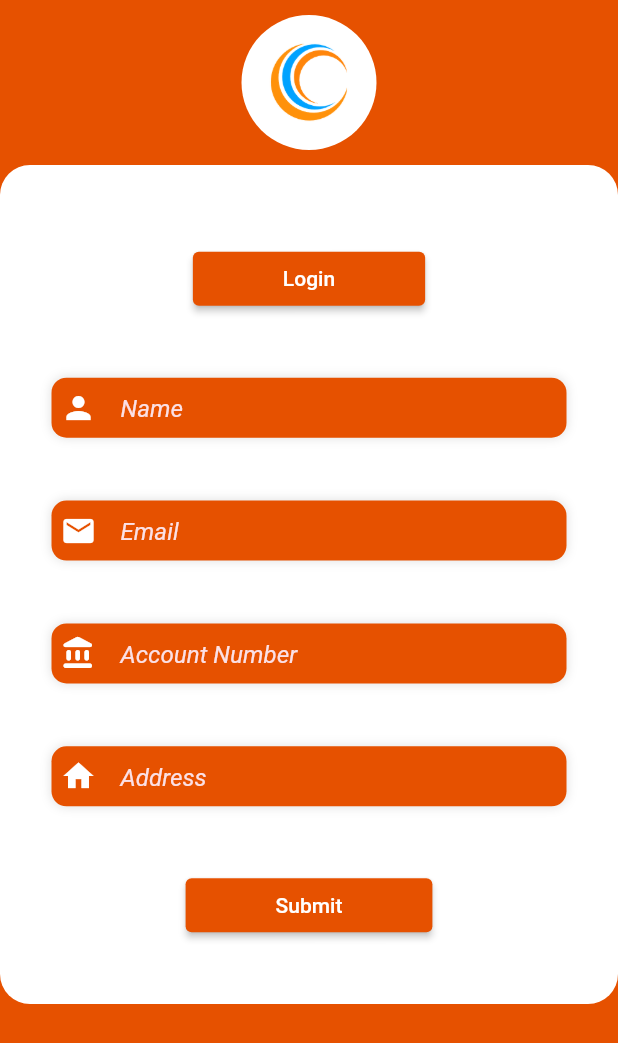
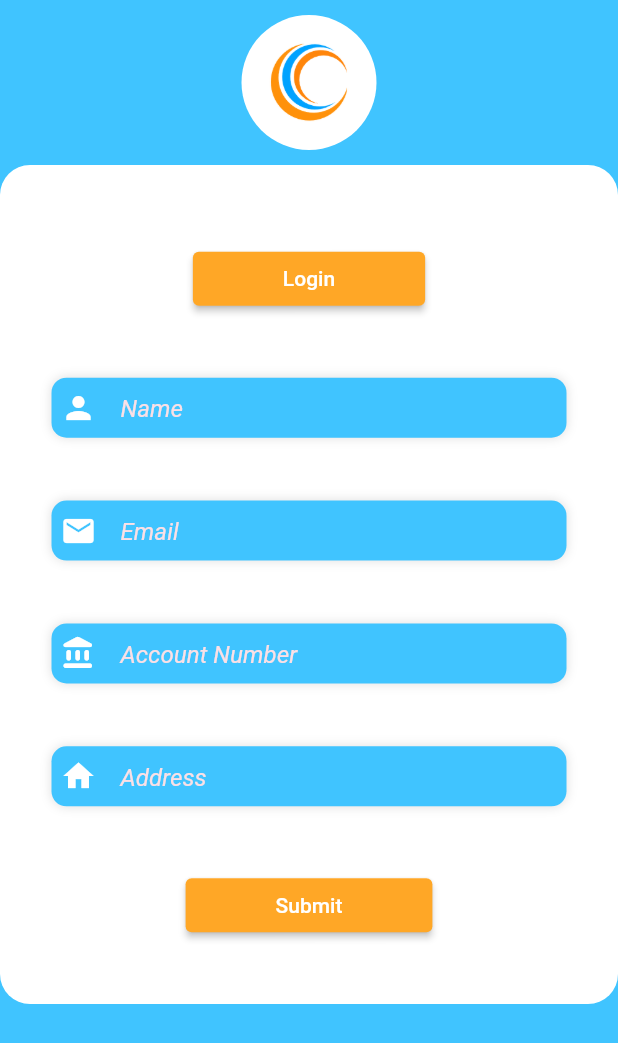
Before and after one commit to abymathewtkv/billPaymentApp, a Flutter app: the MyHomePage screen opened directly, after a tap on "Login", on a phone screen of 412 x 824 dp. Shown: the top 1043 px of the screen. Run offline on Flutter 3.47's test engine with Material 2 defaults, Android fonts, the phone set to English and light mode, and no system bars.

Commit message:
color has bee changed

```diff
--- a/lib/LoginPage/input_field.dart
+++ b/lib/LoginPage/input_field.dart
@@ -4,6 +4,7 @@ import 'package:flutter/material.dart';
 class InputField extends StatefulWidget {
   Icon fieldIcon;
   String hintText;
+
 
   InputField(this.fieldIcon, this.hintText, {Key? key}) : super(key: key);
 
@@ -12,17 +13,18 @@ class InputField extends StatefulWidget {
 }
 
 class _InputFieldState extends State<InputField> {
-  final _text = TextEditingController();
-  final bool _validate = false;
+
+
 
   @override
   Widget build(BuildContext context) {
+
     return SizedBox(
       width: 250,
       child: Material(
         elevation: 5.0,
-        borderRadius: const BorderRadius.all(Radius.circular(10.0)),
-        color: const Color(0xFFE65100),
+        borderRadius: const BorderRadius.all(Radius.circular(10.0),),
+        color: const Color(0xFFFFA726),
         child: Row(
           mainAxisAlignment: MainAxisAlignment.spaceBetween,
           children: <Widget>[
@@ -35,7 +37,7 @@ class _InputFieldState extends State<InputField> {
                 color: Colors.white,
                 borderRadius: BorderRadius.only(
                     topRight: Radius.circular(10.0),
-                    bottomRight: Radius.circular(10.0)),
+                    bottomRight: Radius.circular(10.0),),
               ),
               width: 200,
               height: 60,
@@ -43,11 +45,14 @@ class _InputFieldState extends State<InputField> {
                 padding: const EdgeInsets.all(8.0),
                 child: Form(
                   child: TextField(
+
+
+
                     //TestField
-                    controller: _text,
+
 
                     decoration: InputDecoration(
-                      errorText: _validate ? "Username" : null,
+
                       border: InputBorder.none,
                       hintText: widget.hintText,
                       fillColor: Colors.white,
--- a/lib/LoginPage/login_page.dart
+++ b/lib/LoginPage/login_page.dart
@@ -7,12 +7,14 @@ class LoginPage extends StatelessWidget {
 
   @override
   Widget build(BuildContext context) {
-    return const MyLoginPage();
+    return  MyLoginPage();
   }
 }
 
 class MyLoginPage extends StatelessWidget {
-  const MyLoginPage({Key? key}) : super(key: key);
+  MyLoginPage({Key? key}) : super(key: key);
+
+
 
   @override
   Widget build(BuildContext context) {
@@ -29,7 +31,7 @@ class MyLoginPage extends StatelessWidget {
               widthFactor: 0.4,
               child: Material(
                 borderRadius: BorderRadius.all(Radius.circular(200.0)),
-                color: Color(0xFFE65100),
+                color: Color(0xFFFFA726),
                 child: SizedBox(
                   width: 400,
                   height: 400,
@@ -57,6 +59,7 @@ class MyLoginPage extends StatelessWidget {
                         )),
                     Form(
                       child: InputField(
+
                           //Calling inputField  class
 
                           const Icon(
@@ -71,6 +74,7 @@ class MyLoginPage extends StatelessWidget {
                             Icons.lock,
                             color: Colors.white,
                           ),
+
                           "Password"),
                     ),
                     SizedBox(
@@ -80,7 +84,7 @@ class MyLoginPage extends StatelessWidget {
                         //Raised Button
                         onPressed: () {},
 
-                        color: const Color(0xFFE65100),
+                        color: const Color(0xFFFFA726),
                         textColor: Colors.white,
                         child: const Text(
                           "Login",
--- a/lib/RegistrationPage/screen_two.dart
+++ b/lib/RegistrationPage/screen_two.dart
@@ -40,7 +40,7 @@ class _MyHomePageState extends State<MyHomePage> {
           constraints:
               BoxConstraints(maxHeight: MediaQuery.of(context).size.height),
           child: Container(
-            color: const Color(0xFFE65100),
+            color:  Colors.lightBlueAccent,
             height: MediaQuery.of(context).size.height,
             width: double.infinity,
             child: SingleChildScrollView(
@@ -70,6 +70,7 @@ class _MyHomePageState extends State<MyHomePage> {
                             ),
                           ),
                         ),
+
                       ],
                     ),
                   ),
@@ -93,9 +94,9 @@ class _MyHomePageState extends State<MyHomePage> {
                         child: Column(
                           mainAxisAlignment: MainAxisAlignment.spaceEvenly,
                           children: [
-                            ElevatedButton(
+                             ElevatedButton(
                               style: ElevatedButton.styleFrom(
-                                  primary: const Color(0xFFE65100),
+                                  primary: const Color(0xFFFFA726),
                                   padding: const EdgeInsets.symmetric(
                                       horizontal: 60.0)),
                               onPressed: () {
@@ -104,6 +105,7 @@ class _MyHomePageState extends State<MyHomePage> {
                               },
                               child: Text('Login'),
                             ),
+
                             const TextFieldClass(
                               name: "Name",
                               icons: Icons.person,
@@ -120,7 +122,7 @@ class _MyHomePageState extends State<MyHomePage> {
                             ),
                             ElevatedButton(
                               style: ElevatedButton.styleFrom(
-                                  primary: const Color(0xFFE65100),
+                                  primary:  Color(0xFFFFA726),
                                   padding: const EdgeInsets.symmetric(
                                       horizontal: 60.0)),
                               onPressed: () {},
--- a/lib/RegistrationPage/text_field_class.dart
+++ b/lib/RegistrationPage/text_field_class.dart
@@ -19,7 +19,7 @@ class TextFieldClass extends StatelessWidget {
           Radius.circular(10),
         ),
         boxShadow: [BoxShadow(color: Colors.black12, blurRadius: 5.0)],
-        color: Color(0xFFE65100),
+        color: Colors.lightBlueAccent,
       ),
       child: TextField(
           cursorColor: const Color(0xFFFBE0E6),
```
Also changed, not shown: lib/splash_screen.dart (+5 -2 lines).
